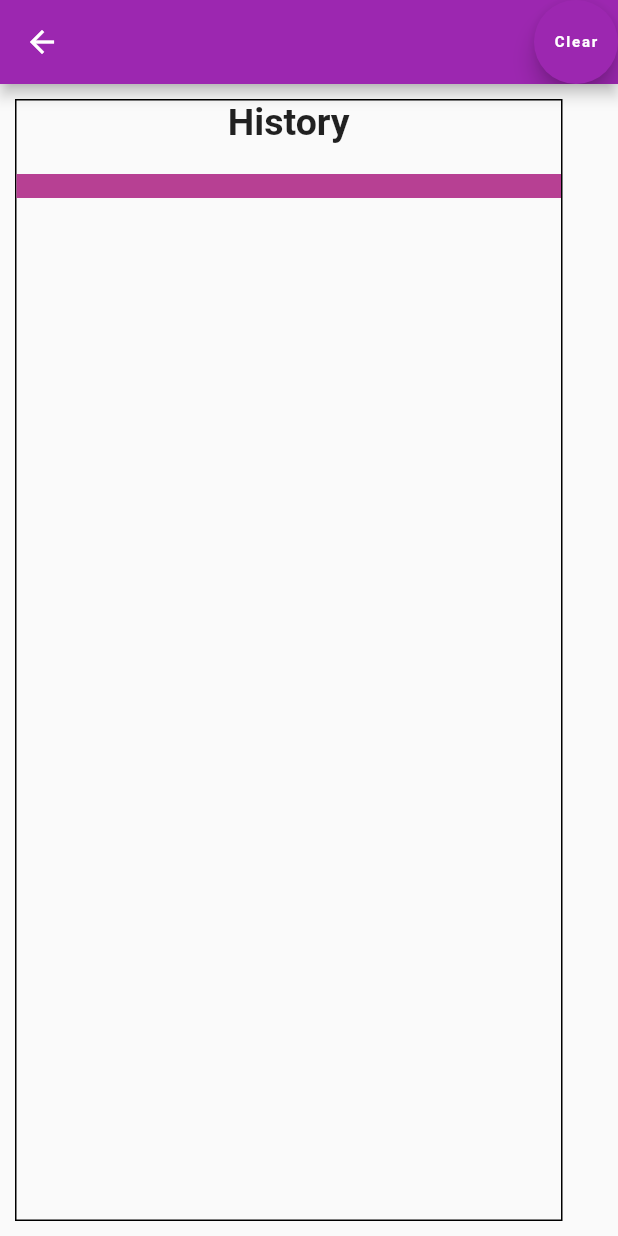
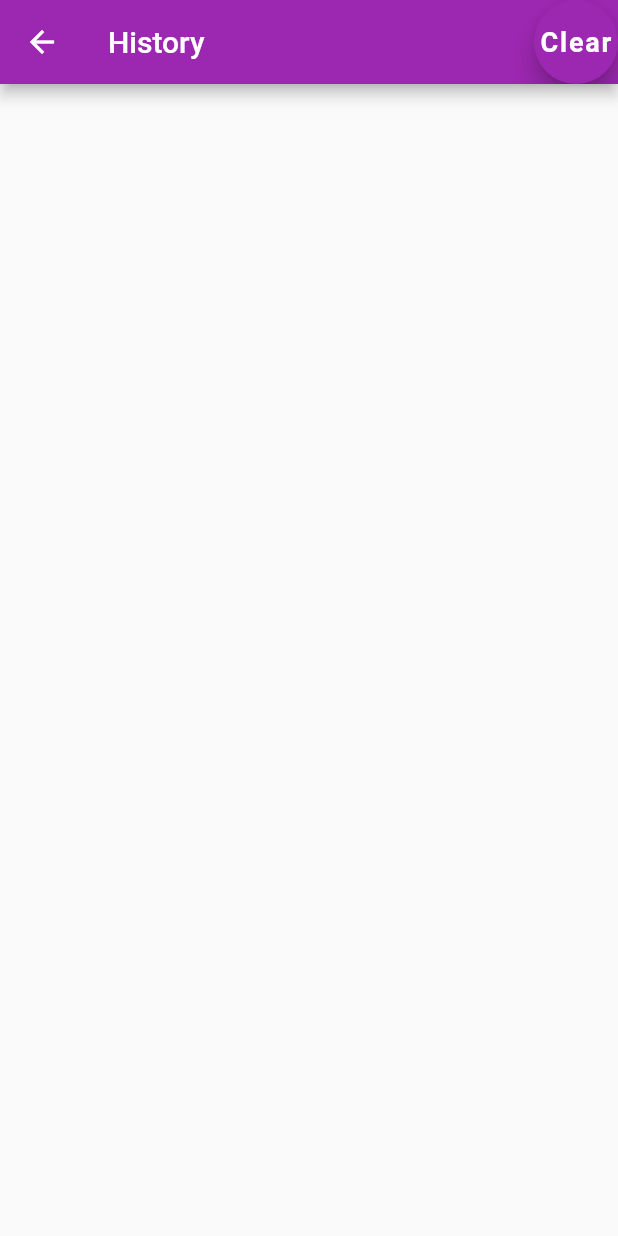
Before and after one commit to meer-khan/Discount-Caluaulator-App-Flutter, a Flutter app: the screen it shows after launch, after a tap on "History", on a phone screen of 412 x 824 dp. Run offline on Flutter 3.47's test engine with Material 2 defaults, Android fonts, the phone set to English and light mode, and no system bars.

Commit message:
final submission

```diff
--- a/lib/history.dart
+++ b/lib/history.dart
@@ -18,64 +18,29 @@ class _HistoryState extends State<History> {
   Widget build(BuildContext context) {
     final List args = ModalRoute.of(context).settings.arguments;
 
-    List<Widget> _listview(args) {
-      List<Widget> listOfwidgets = [];
-      for (var i = 0; i < args.length; i++) {
-        print("Prices: ${args[i]["Price"]} \n");
-        if (args == null) {
-          return null;
-        } else {
-          listOfwidgets.add(
-            Row(
-              // mainAxisAlignment: MainAxisAlignment.start,
-              children: [
-                Column(
-                  mainAxisAlignment: MainAxisAlignment.center,
-                  children: [
-                    Text(
-                      "Prices: ${args[i]["Price"]}Rs    Discount: ${args[i]["Discount"]}%  ",
-                      style: TextStyle(
-                        fontSize: 18,
-                        fontWeight: FontWeight.bold,
-                        color: Colors.white,
-                        fontStyle: FontStyle.italic,
-                      ),
-                    ),
-                    Text(
-                      "Discounted Price: ${args[i]["Discounted Price"]}Rs",
-                      style: TextStyle(
-                        fontSize: 18,
-                        fontWeight: FontWeight.bold,
-                        color: Colors.white,
-                        fontStyle: FontStyle.italic,
-                      ),
-                    ),
-                    Text(
-                      "Saved: ${args[i]["Saved"]}Rs",
-                      style: TextStyle(
-                        fontSize: 18,
-                        fontWeight: FontWeight.bold,
-                        color: Colors.white,
-                        fontStyle: FontStyle.italic,
-                      ),
-                    ),
-                    SizedBox(
-                      height: 10,
-                    ),
-                    Divider(
-                      height: 2,
-                      thickness: 00,
-                      color: Colors.black,
-                    )
-                  ],
-                ),
-              ],
-            ),
-          );
-        }
-      }
-      return listOfwidgets;
-    }
+    print(args);
+
+    // List<Widget> _listViewbuilder(context, args) {
+    //   List<Widget> listOfwidgets = [];
+    //   listOfwidgets.add(
+    //     ListView.builder(
+    //       itemCount: args.length,
+    //       itemBuilder: (context, index) {
+    //         return ListTile(
+    //           title: Text(
+    //               "Prices: ${args[index]["Price"]}Rs    Discount: ${args[index]["Discount"]}%  "),
+    //           subtitle: Text(
+    //             "Discounted Price: ${args[index]["Discounted Price"]}Rs"
+    //             "Saved: ${args[index]["Saved"]}Rs",
+    //           ),
+    //           trailing: Icon(Icons.delete),
+    //           isThreeLine: true,
+    //         );
+    //       },
+    //     ),
+    //   );
+    //   return listOfwidgets;
+    // }
 
     clear() {
       print("before : $args");
@@ -88,65 +53,70 @@ class _HistoryState extends State<History> {
     return SafeArea(
       child: Scaffold(
         appBar: AppBar(
+          title: Text("History"),
           actions: [
             FloatingActionButton(
               onPressed: clear,
               child: Text(
                 "Clear",
                 style: TextStyle(
-                  fontSize: 10,
+                  fontSize: 18,
                   fontWeight: FontWeight.bold,
                 ),
               ),
             )
           ],
         ),
-        body: Padding(
-          padding: const EdgeInsets.all(10.0),
+        body: args == []
+            ? SafeArea(
+                child: Center(
                   child: Row(
                     children: [
-              Container(
-                decoration: BoxDecoration(
-                  border: Border.all(
-                    width: 1,
-                    color: Colors.black,
+                      Text(
+                        "NO DATA RIGHT NOW ",
+                        style: TextStyle(
+                            fontSize: 40, fontStyle: FontStyle.italic),
+                      ),
+                    ],
                   ),
                 ),
-                width: 365,
-                height: MediaQuery.of(context).size.height,
-                child: SingleChildScrollView(
-                  child: Column(
-                    children: [
-                      Row(
-                        mainAxisAlignment: MainAxisAlignment.center,
-                        children: [
-                          Text(
-                            'History',
+              )
+            : Padding(
+                padding: const EdgeInsets.all(10.0),
+                child: ListView.builder(
+                  itemCount: args.length,
+                  itemBuilder: (context, index) {
+                    return ListTile(
+                      title: Text(
+                        "Prices: ${args[index]["Price"]}Rs    Discount: ${args[index]["Discount"]}%",
+                        style: TextStyle(fontSize: 20),
+                      ),
+                      subtitle: Text(
+                        "Discounted Price: ${args[index]["Discounted Price"]}Rs               \n"
+                        "Saved: ${args[index]["Saved"]}Rs",
                         style: TextStyle(
-                              fontSize: 25,
+                          color: Colors.black,
+                          fontSize: 15,
+                          fontStyle: FontStyle.italic,
                           fontWeight: FontWeight.bold,
                         ),
                       ),
-                        ],
+                      trailing: IconButton(
+                        icon: Icon(
+                          Icons.delete,
+                          color: Colors.red,
                         ),
-                      SizedBox(
-                        height: 20,
+                        iconSize: 40,
+                        focusColor: Colors.blueAccent,
+                        onPressed: () {
+                          this.setState(() {
+                            args.removeAt(index);
+                          });
+                        },
                       ),
-                      Container(
-                        width: MediaQuery.of(context).size.width,
-                        decoration: BoxDecoration(color: Color(0xffb74093)),
-                        child: Padding(
-                          padding: const EdgeInsets.all(8.0),
-                          child: Column(
-                            children: _listview(args),
-                          ),
-                        ),
-                      )
-                    ],
-                  ),
-                ),
-              ),
-            ],
+                      isThreeLine: true,
+                    );
+                  },
                 ),
               ),
       ),
--- a/lib/main.dart
+++ b/lib/main.dart
@@ -109,6 +109,7 @@ class _MyHomePageState extends State<MyHomePage> {
                 'History',
                 style: TextStyle(
                   fontSize: 18,
+                  color: Colors.white,
                 ),
               ),
             ),
```
Lines whose indentation alone changed are shown as unchanged.
